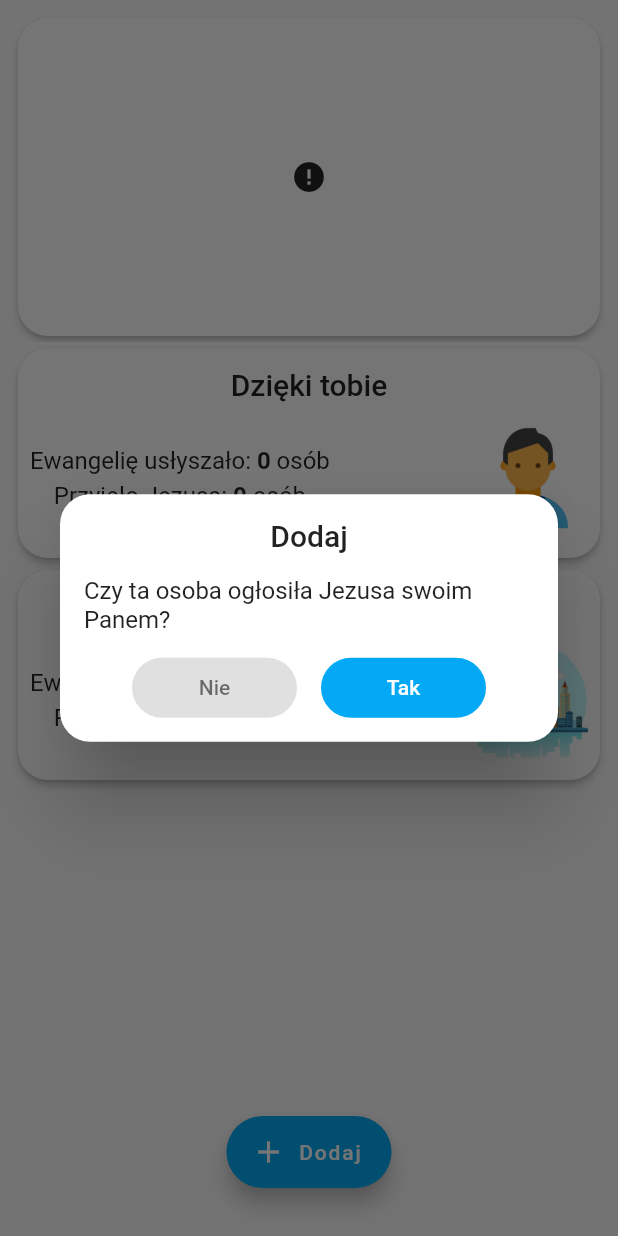
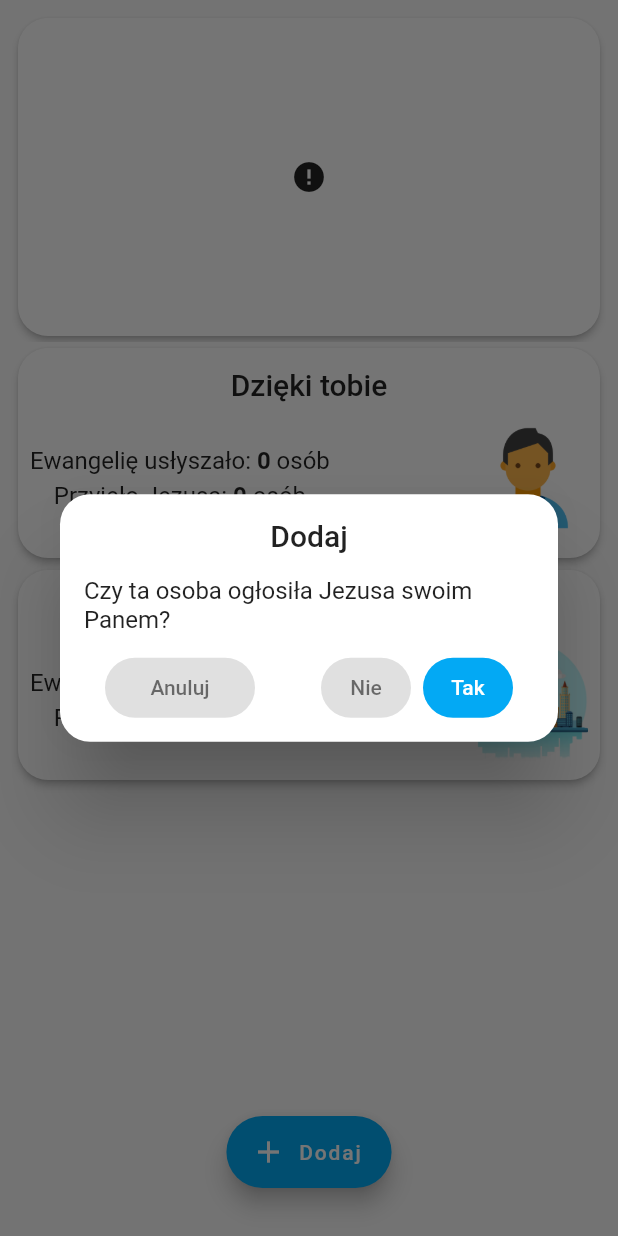
Before and after one commit to divinae/sharegospel, a Flutter app: the CountWidget widget shown alone on an empty page, opened directly with empty values, after a tap on "Dodaj", on a phone screen of 412 x 824 dp. Run offline on Flutter 3.47's test engine with Material 2 defaults, Android fonts, the phone set to English and light mode, and no system bars; drawn by our look-alikes of cached_network_image, carousel_slider; our stand-ins replace cloud_firestore, connectivity, firebase_core, firebase_crashlytics, logger, shared_preferences and 1 more; accounts and stored records are empty; network calls fail.

Commit message:
add cancel button to add dialog

```diff
--- a/lib/src/resources/consts.dart
+++ b/lib/src/resources/consts.dart
@@ -9,6 +9,7 @@ const String CHOOSE_CITY_TEXT = "Wybierz swoje miasto:";
 const String BEEN_SAVED_TEXT = "Czy ta osoba ogłosiła Jezusa swoim Panem?";
 const String YES_TEXT = "Tak";
 const String NO_TEXT = "Nie";
+const String CANCEL_TEXT = "Anuluj";
 
 const String CITY_COUNT_TEXT = "W twoim mieście";
 const String YOUR_COUNT_TEXT = "Dzięki tobie";
--- a/lib/src/ui/fragments/count_widget.dart
+++ b/lib/src/ui/fragments/count_widget.dart
@@ -193,14 +193,39 @@ class _CountWidgetState extends State<CountWidget> {
                     Padding(
                       padding: const EdgeInsets.symmetric(vertical: 8.0),
                       child: Row(
-                        mainAxisAlignment: MainAxisAlignment.center,
+                        mainAxisAlignment: MainAxisAlignment.spaceAround,
                         children: <Widget>[
                           SizedBox(
                             height: 40,
-                            width: 110.0,
+                            width: 100.0,
                             child: FlatButton(
                               shape: RoundedRectangleBorder(
                                   borderRadius: BorderRadius.circular(20.0)),
+                              onPressed: () {
+                                Navigator.pop(context);
+                              },
+                              child: Text(
+                                CANCEL_TEXT,
+                                style: TextStyle(
+                                    color: MediaQuery.of(context)
+                                                .platformBrightness ==
+                                            Brightness.dark
+                                        ? Colors.white
+                                        : Colors.black54),
+                              ),
+                              color: Theme.of(context).dividerColor,
+                            ),
+                          ),
+                          Row(
+                            mainAxisAlignment: MainAxisAlignment.center,
+                            children: [
+                              SizedBox(
+                                height: 40,
+                                width: 60.0,
+                                child: FlatButton(
+                                  shape: RoundedRectangleBorder(
+                                      borderRadius:
+                                          BorderRadius.circular(20.0)),
                                   onPressed: () {
                                     _addShare(false);
                                     Navigator.pop(context);
@@ -219,14 +244,15 @@ class _CountWidgetState extends State<CountWidget> {
                               ),
                               Padding(
                                 padding:
-                                const EdgeInsets.symmetric(horizontal: 8.0),
+                                    const EdgeInsets.symmetric(horizontal: 4.0),
                               ),
                               SizedBox(
                                 height: 40,
-                            width: 110.0,
+                                width: 60.0,
                                 child: FlatButton(
                                   shape: RoundedRectangleBorder(
-                                  borderRadius: BorderRadius.circular(20.0)),
+                                      borderRadius:
+                                          BorderRadius.circular(20.0)),
                                   onPressed: () {
                                     _addShare(true);
                                     Navigator.pop(context);
@@ -243,6 +269,8 @@ class _CountWidgetState extends State<CountWidget> {
                                   ),
                                   color: Theme.of(context).accentColor,
                                 ),
+                              ),
+                            ],
                           ),
                         ],
                       ),
```
Lines whose indentation alone changed are shown as unchanged.
